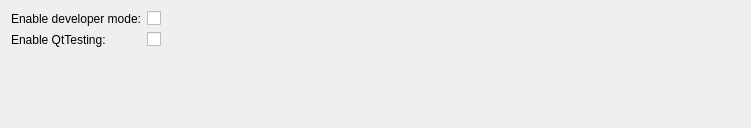
First picture: the form in Base/QTGUI/Resources/UI/qSlicerSettingsDeveloperPanel.ui, repository Slicer/SlicerGitSVNArchive, before the edit.
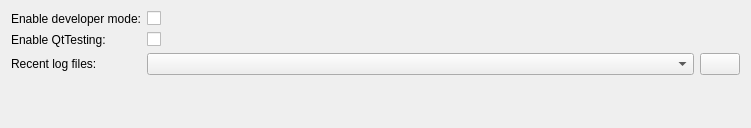
Second picture: the form after the edit. Icons and pictures are not drawn. Custom widgets are drawn as their Qt base class.

Commit message:
ENH: Added option to copy log file contents
Available in application settings / Developer panel

Patch:
```diff
--- a/Base/QTGUI/Resources/UI/qSlicerSettingsDeveloperPanel.ui
+++ b/Base/QTGUI/Resources/UI/qSlicerSettingsDeveloperPanel.ui
@@ -42,9 +42,51 @@
      </property>
     </widget>
    </item>
+   <item row="2" column="0">
+    <widget class="QLabel" name="RecentLogFilesLabel">
+     <property name="text">
+      <string>Recent log files:</string>
+     </property>
+    </widget>
+   </item>
+   <item row="2" column="1">
+    <layout class="QHBoxLayout" name="horizontalLayout">
+     <item>
+      <widget class="ctkComboBox" name="RecentLogFilesComboBox"/>
+     </item>
+     <item>
+      <widget class="ctkPushButton" name="RecentLogFilesCopyPushButton">
+       <property name="sizePolicy">
+        <sizepolicy hsizetype="Fixed" vsizetype="Fixed">
+         <horstretch>0</horstretch>
+         <verstretch>0</verstretch>
+        </sizepolicy>
+       </property>
+       <property name="toolTip">
+        <string>Copy selected log file contents to clipboard</string>
+       </property>
+       <property name="icon">
+        <iconset>
+         <normalon>:/Icons/Small/SlicerEditCopy.png</normalon>
+        </iconset>
+       </property>
+      </widget>
+     </item>
+    </layout>
+   </item>
   </layout>
  </widget>
  <customwidgets>
+  <customwidget>
+   <class>ctkComboBox</class>
+   <extends>QComboBox</extends>
+   <header>ctkComboBox.h</header>
+  </customwidget>
+  <customwidget>
+   <class>ctkPushButton</class>
+   <extends>QPushButton</extends>
+   <header>ctkPushButton.h</header>
+  </customwidget>
   <customwidget>
    <class>ctkSettingsPanel</class>
    <extends>QWidget</extends>
```
Left out of the diff: 4 changed lines with no effect on the pictures. The commit also changes 4 other files.
